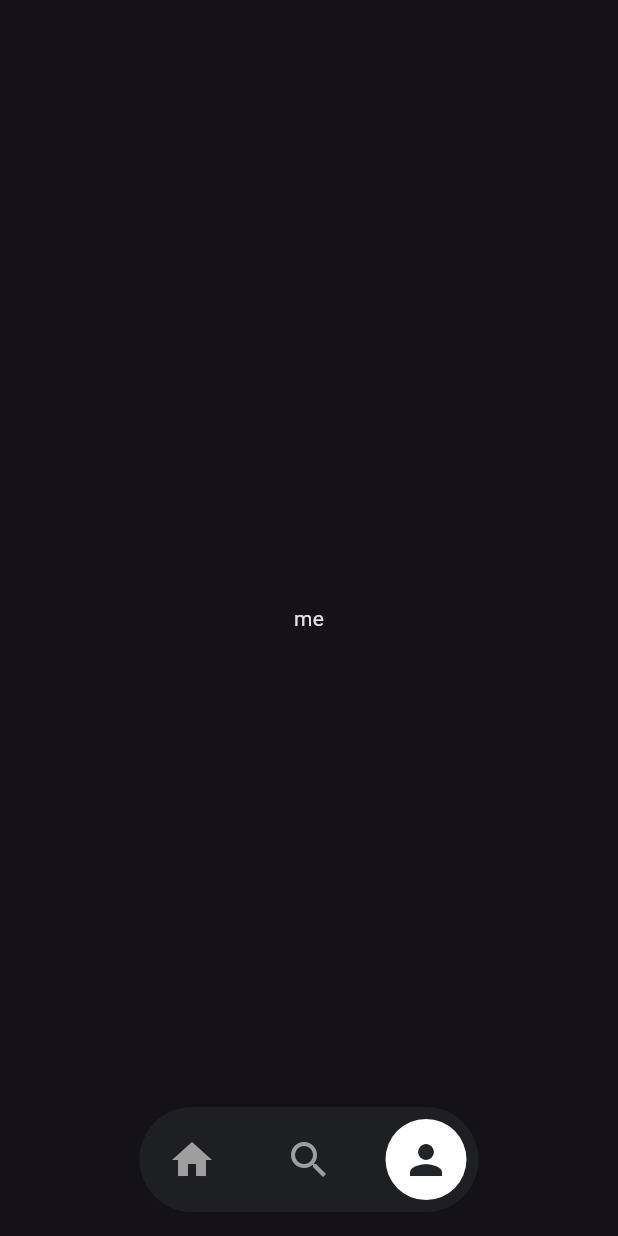
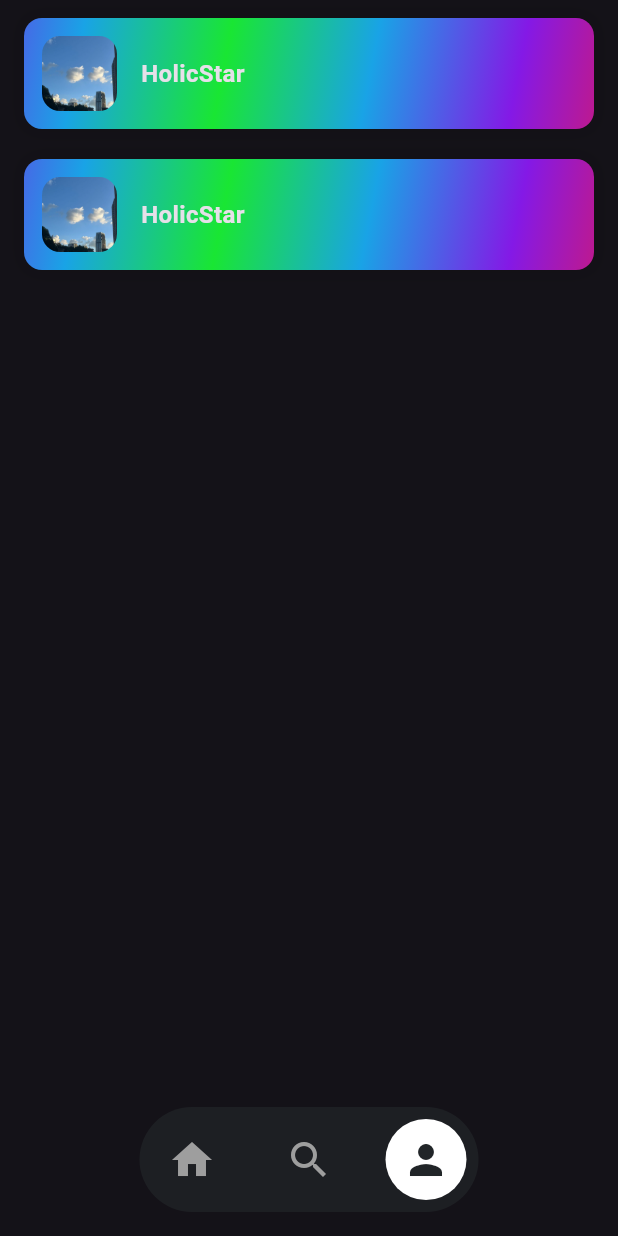
Before and after one commit to hoicking/wallpaper, a Flutter app: the screen it shows after launch, after a tap on the "search" icon, after a tap on the "person" icon, on a phone screen of 412 x 824 dp. Run offline on Flutter 3.47's test engine with Material 3 defaults, Android fonts, the light colour scheme and no system bars; our stand-ins replace easy_localization.

Commit message:
feat: 动画样式

```diff
--- /dev/null
+++ b/lib/features/action_sheet.dart
@@ -0,0 +1,67 @@
+import 'package:flutter/material.dart';
+
+class ActionSheet extends StatelessWidget {
+  final Widget trigger;
+  final Widget content;
+  const ActionSheet({
+    super.key,
+    required this.trigger,
+    required this.content
+  });
+
+  void _showQRCodeSheet(BuildContext context) {
+    showModalBottomSheet(
+      isScrollControlled: true,
+      context: context,
+      // padding: EdgeInsets.zero, // 清除默认内边距
+      shape: const RoundedRectangleBorder(
+        borderRadius: BorderRadius.vertical(top: Radius.circular(20)),
+      ),
+      backgroundColor: Colors.transparent,
+      transitionAnimationController: AnimationController(
+        vsync: ModalRoute.of(context)!.navigator!,
+        duration: const Duration(milliseconds: 300),
+      )..drive(CurveTween(curve: Curves.easeOut)),
+      builder: (context) {
+        return Padding(
+          padding: const EdgeInsets.symmetric(horizontal: 16), // 两侧间距
+          child: Container(
+            // 关键：仅控制宽度撑满，高度由子组件决定
+            constraints: const BoxConstraints(minWidth: double.infinity),
+            decoration: const BoxDecoration(
+              color: Colors.white,
+              borderRadius: BorderRadius.vertical(top: Radius.circular(20)),
+              boxShadow: [BoxShadow(color: Colors.black12, blurRadius: 10, spreadRadius: 5)],
+            ),
+            padding: const EdgeInsets.all(20),
+            child: Column(
+              mainAxisSize: MainAxisSize.min, // 高度仅包裹子组件
+              children: [
+                Container(
+                  width: 40,
+                  height: 5,
+                  decoration: BoxDecoration(color: Colors.grey[300], borderRadius: BorderRadius.circular(3)),
+                  margin: const EdgeInsets.only(bottom: 20),
+                ),
+                const SizedBox(height: 20),
+                content,
+                // Image.asset('assets/images/basic/qrcode.png', width: 200, height: 200),
+                // const SizedBox(height: 20),
+                // const Text("请使用相机扫描此二维码", style: TextStyle(color: Colors.grey, fontSize: 14)),
+                const SizedBox(height: 20),
+              ],
+            ),
+          ),
+        );
+      },
+    );
+  }
+
+  @override
+  Widget build(BuildContext context) {
+    return InkWell(
+      onTap: () => _showQRCodeSheet(context),
+      child: trigger,
+    );
+  }
+}
--- /dev/null
+++ b/lib/features/contact_me.dart
@@ -0,0 +1,54 @@
+import 'package:flutter/material.dart';
+import 'package:wallpaper/features/rainbow_container.dart';
+
+class ContactMe extends StatelessWidget {
+
+  const ContactMe({
+    super.key
+  });
+
+  @override
+  Widget build(BuildContext context) {
+    return RainbowContainer(
+          child: Row(
+              spacing: 16,
+              children: [
+                ClipRRect(
+                  borderRadius: BorderRadius.circular(12), // 圆角半径
+                  child: Image(
+                    image: AssetImage('assets/images/basic/avatar.jpg'), // 本地图片
+                    // 或 NetworkImage('https://example.com/img.png') 网络图片
+                    width: 50,
+                    height: 50,
+                    fit: BoxFit.cover,
+                  ),
+                ),
+                Text('HolicStar', style: TextStyle(fontWeight: FontWeight.bold, fontSize: 16))
+              ],
+            )
+        );
+    // Container(
+    //   padding: const EdgeInsets.all(12.0),
+    //   decoration: BoxDecoration(
+    //     color: Color(0xFF212528),
+    //     borderRadius: BorderRadius.circular(12)
+    //   ),
+    //   child: Row(
+    //     spacing: 16,
+    //     children: [
+    //       ClipRRect(
+    //         borderRadius: BorderRadius.circular(12), // 圆角半径
+    //         child: Image(
+    //           image: AssetImage('assets/images/basic/avatar.jpg'), // 本地图片
+    //           // 或 NetworkImage('https://example.com/img.png') 网络图片
+    //           width: 50,
+    //           height: 50,
+    //           fit: BoxFit.cover,
+    //         ),
+    //       ),
+    //       Text('HolicStar')
+    //     ]
+    //   ),
+    // );
+  }
+}
--- /dev/null
+++ b/lib/features/rainbow_container.dart
@@ -0,0 +1,105 @@
+import 'package:flutter/material.dart';
+
+class RainbowContainer extends StatefulWidget {
+  final Widget child;
+
+  const RainbowContainer({
+    super.key,
+    required this.child,
+  });
+
+  @override
+  State<RainbowContainer> createState() => _RainbowContainerState();
+}
+
+class _RainbowContainerState extends State<RainbowContainer> with SingleTickerProviderStateMixin {
+  late AnimationController _controller;
+  late Animation<double> _animation;
+
+  @override
+  void initState() {
+    super.initState();
+    // 初始化动画控制器
+    _controller = AnimationController(
+      vsync: this,
+      duration: const Duration(seconds: 30), // 更长的周期，颜色变化更自然
+    );
+
+    // 监听动画状态变化，实现正向和反向循环
+    _controller.addStatusListener((status) {
+      if (status == AnimationStatus.completed) {
+        // 动画完成时反向播放
+        _controller.reverse();
+      } else if (status == AnimationStatus.dismissed) {
+        // 动画回到起点时正向播放
+        _controller.forward();
+      }
+    });
+
+    // 动画值从0到1
+    _animation = Tween<double>(begin: 0, end: 1).animate(
+      CurvedAnimation(
+        parent: _controller,
+        curve: Curves.linear, // 线性曲线，确保颜色均匀变化
+      ),
+    );
+
+    // 开始正向播放动画
+    _controller.forward();
+  }
+
+  @override
+  void dispose() {
+    _controller.dispose(); // 释放资源
+    super.dispose();
+  }
+
+  @override
+  Widget build(BuildContext context) {
+    return AnimatedBuilder(
+      animation: _animation,
+      builder: (context, child) {
+        final double offset = _animation.value;
+        // 色相从0°（红）到360°（回到红），随offset平滑变化
+        final double hue = offset * 360;
+
+        // 确保色相值始终在0-360范围内
+        double getValidHue(double value) {
+          value = value % 360;
+          if (value < 0) value += 360;
+          return value;
+        }
+
+        return Container(
+          padding: const EdgeInsets.all(12.0),
+          decoration: BoxDecoration(
+            borderRadius: BorderRadius.circular(12),
+            gradient: LinearGradient(
+              // 渐变方向随offset变化，增强流动感
+              begin: Alignment((offset - 0.5) * 2, (offset - 0.5) * 2),
+              end: Alignment((offset + 0.5) * 2, (offset + 0.5) * 2),
+              // 生成5种连续过渡的颜色，覆盖全彩虹光谱
+              colors: [
+                HSLColor.fromAHSL(1.0, getValidHue(hue), 0.8, 0.5).toColor(),
+                HSLColor.fromAHSL(1.0, getValidHue(hue + 72), 0.8, 0.5).toColor(),
+                HSLColor.fromAHSL(1.0, getValidHue(hue + 144), 0.8, 0.5).toColor(),
+                HSLColor.fromAHSL(1.0, getValidHue(hue + 216), 0.8, 0.5).toColor(),
+                HSLColor.fromAHSL(1.0, getValidHue(hue + 288), 0.8, 0.5).toColor(),
+              ],
+              tileMode: TileMode.mirror,
+            ),
+            boxShadow: [
+              // 可以添加阴影增强视觉效果
+              BoxShadow(
+                color: Colors.black12,
+                blurRadius: 10,
+                spreadRadius: 2,
+              )
+            ],
+          ),
+          child: widget.child,
+        );
+      },
+    );
+  }
+}
--- a/lib/pages/base.dart
+++ b/lib/pages/base.dart
@@ -3,6 +3,7 @@
 import 'package:flutter/material.dart';
 import 'package:wallpaper/features/custom_bottom_widget.dart';
 import 'package:wallpaper/pages/home.dart';
+import 'package:wallpaper/pages/profile.dart';
 
 
 class  MainScreen extends StatefulWidget{
@@ -19,27 +20,37 @@ class _MainScreenState extends State<MainScreen> {
 
   final GlobalKey<ScaffoldState> _scaffoldKey = GlobalKey<ScaffoldState>();
 
+  late final List<Widget> _pages;
+
+  @override
+  void initState() {
+    super.initState();
+    _pages = _buildPages(context);
+  }
 
   List<Widget> _buildPages (BuildContext context) {
     return [
       // Home(),
       // Fish(),
-      Home(),
-      Center(child: Text('service')),
-      Center(child: Text('me')),
-
+      const Home(),
+      const Center(child: Text('service')),
+      // Center(child: Text('me')),
+      const Profile()
     ];
   }
 
   @override
   Widget build(BuildContext context) {
 
-    final pages = _buildPages(context);
+    // final pages = _buildPages(context);
     return Scaffold(
     key: _scaffoldKey,
     body: Stack(
       children: [
-        pages[_currentIndex],
+        IndexedStack(
+          index: _currentIndex,
+          children: _pages,
+        ),
         Positioned(
           left: 0,
           right: 0,
--- /dev/null
+++ b/lib/pages/profile.dart
@@ -0,0 +1,53 @@
+import 'package:flutter/material.dart';
+import 'package:wallpaper/features/contact_me.dart';
+import 'package:wallpaper/features/action_sheet.dart';
+
+class Profile extends StatefulWidget{
+
+  const Profile({
+    super.key
+  });
+
+  @override
+  State createState() => _ProfileState();
+}
+
+
+class _ProfileState extends State<Profile> {
+  @override
+  Widget build(BuildContext context) {
+    return SafeArea(
+      // Scaffold本身会填充整个屏幕
+      child: SingleChildScrollView(
+          // 让内容可滚动（避免键盘弹出时溢出）
+          child: Padding(
+              padding: const EdgeInsets.symmetric(horizontal: 16, vertical: 12),
+              child: Column(
+                // 垂直方向尽可能扩展
+                mainAxisSize: MainAxisSize.max,
+                children: [
+                  // 你的内容组件
+                  ActionSheet(
+                    trigger: ContactMe(),
+                    content: Column(
+                      children: [
+                        Image.asset('assets/images/basic/qrcode.png', width: 200, height: 200)
+                    ])
+                  ),
+                  SizedBox(height: 20),
+                  ActionSheet(
+                    trigger: ContactMe(),
+                    content: Column(
+                      children: [
+                        Image.asset('assets/images/basic/qrcode.png', width: 200, height: 200)
+                    ])
+                  ),
+                  SizedBox(height: 20),
+                  // Text('Self-pleasure', style: TextStyle(fontWeight: FontWeight.bold, fontSize: 16)),
+                ],
+              ),
+            ),
+        ),
+    );
+  }
+}
--- a/pubspec.yaml
+++ b/pubspec.yaml
@@ -64,6 +64,7 @@ flutter:
     - assets/images/covers/group2/
     - assets/images/covers/group3/
     - assets/images/covers/group4/
+    - assets/images/basic/
     - assets/translations/
 
   # An image asset can refer to one or more resolution-specific "variants", see
```
Also changed, not shown: assets/images/basic/avatar.jpg (added), assets/images/basic/qrcode.png (added).
